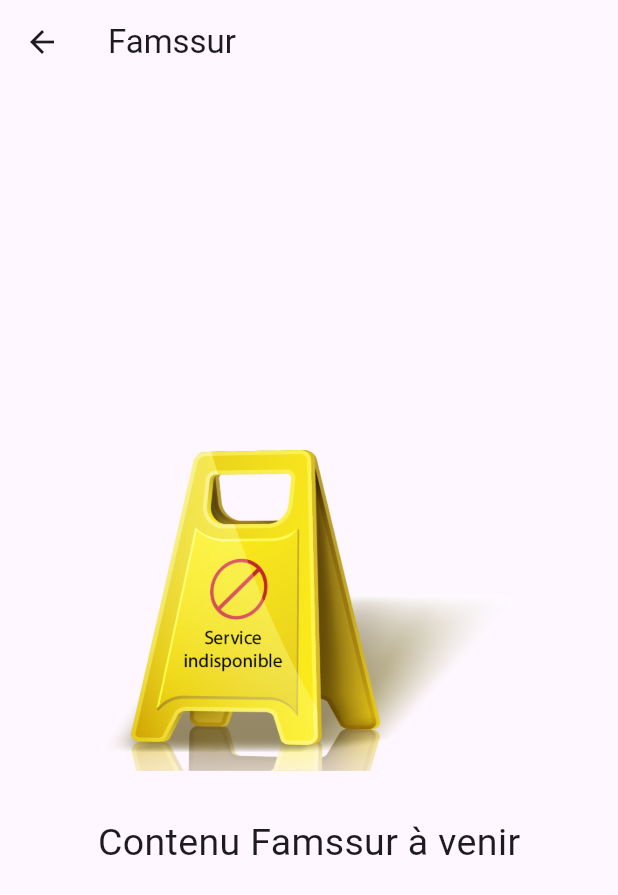
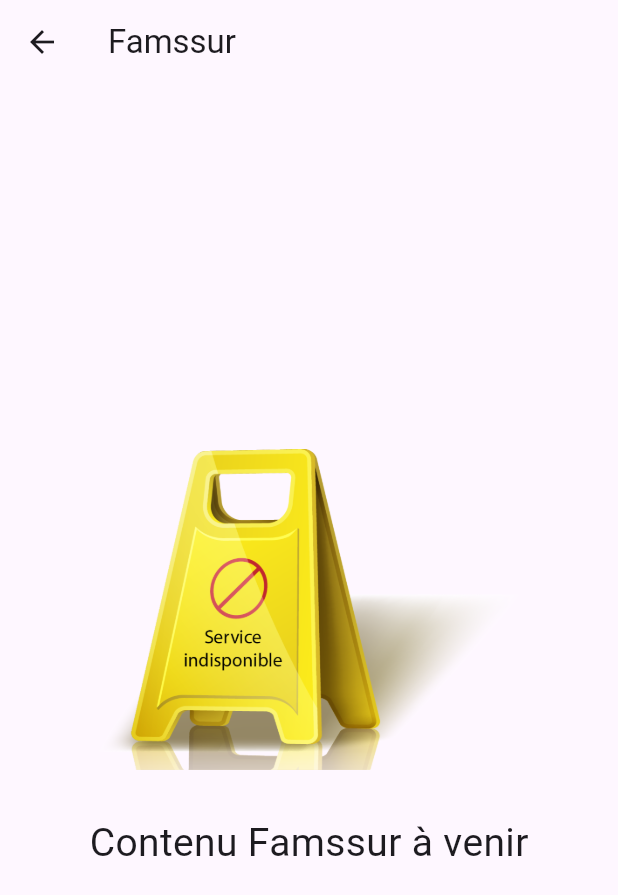
Before and after one commit to MonsieurATTA/MyAgemasAPP, a Flutter app: the PageFamssur screen opened directly, on a phone screen of 412 x 824 dp. Shown: the top 895 px of the screen. Run offline on Flutter 3.47's test engine with Material 3 defaults, Android fonts, the light colour scheme and no system bars.

Commit message:
Increase font size of Famssur content text

```diff
--- a/lib/Pages/detail/pagefamssur.dart
+++ b/lib/Pages/detail/pagefamssur.dart
@@ -19,7 +19,7 @@ class PageFamssur extends StatelessWidget {
             const SizedBox(height: 30),
             const Text(
               'Contenu Famssur à venir',
-              style: TextStyle(fontSize: 25),
+              style: TextStyle(fontSize: 26),
             ),
           ],
         ),
```
